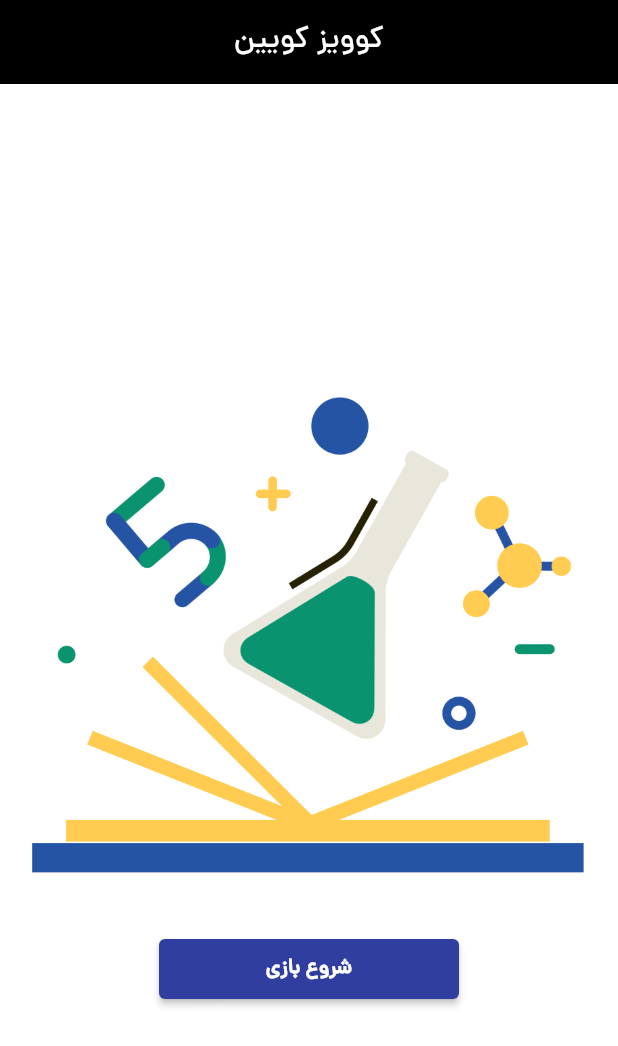
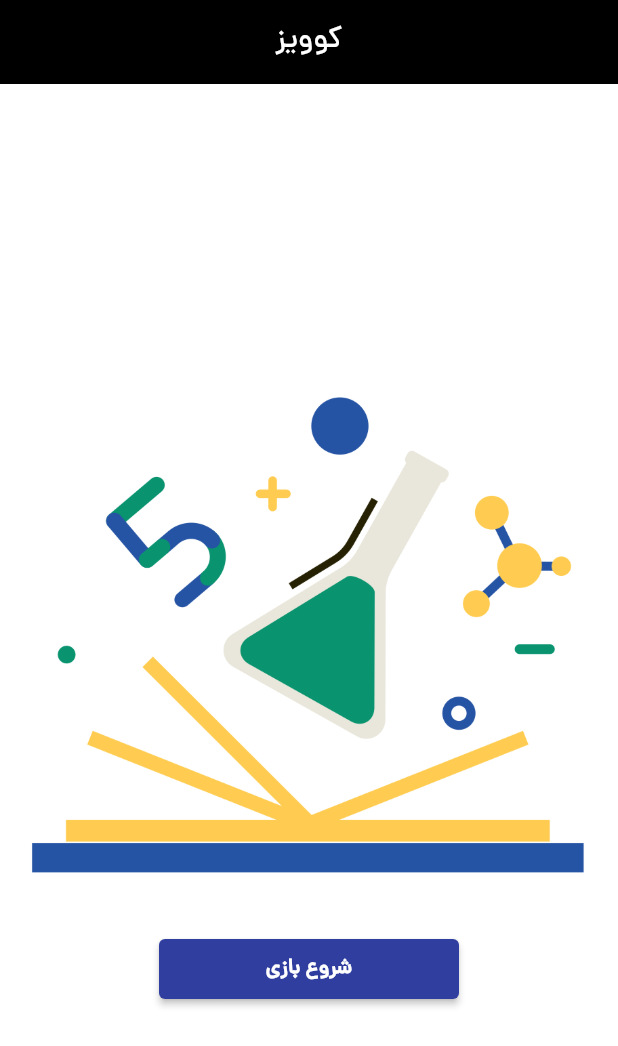
Before and after one commit to Amirmahdi1380/Quiz_Application, a Flutter app: the screen it shows after launch, on a phone screen of 412 x 824 dp. Shown: the top 1046 px of the screen. Run offline on Flutter 3.47's test engine with Material 2 defaults, Android fonts, the phone set to English and light mode, and no system bars; our stand-ins replace matcher.

Commit message:
add screens

```diff
--- a/lib/home_page.dart
+++ b/lib/home_page.dart
@@ -11,7 +11,7 @@ class HomeWidget extends StatelessWidget {
       appBar: AppBar(
         elevation: 0,
         centerTitle: true,
-        title: Text("کوویز کویین"),
+        title: Text("کوویز"),
         backgroundColor: Colors.black,
       ),
       body: SafeArea(
```
Also changed, not shown: images/question_app.png (added), images/result_app.png (added), images/start_app.png (added), 1 other file.
